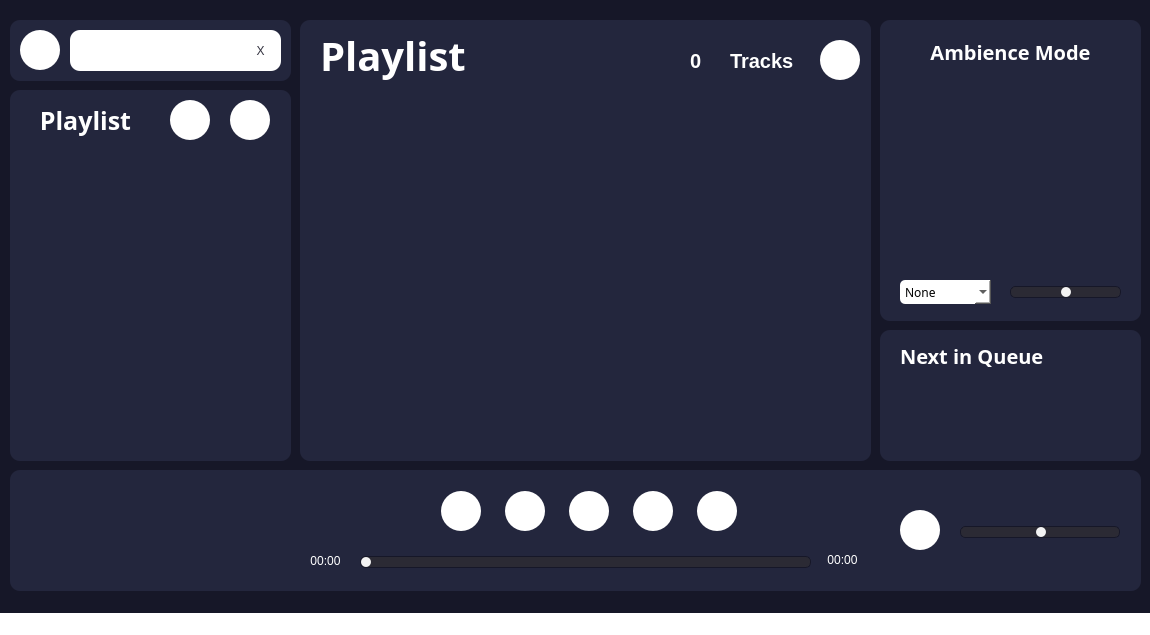
Before: the Qt Designer form forms/mainwindow.ui in whatdislol/Symmo, drawn with Qt 5.
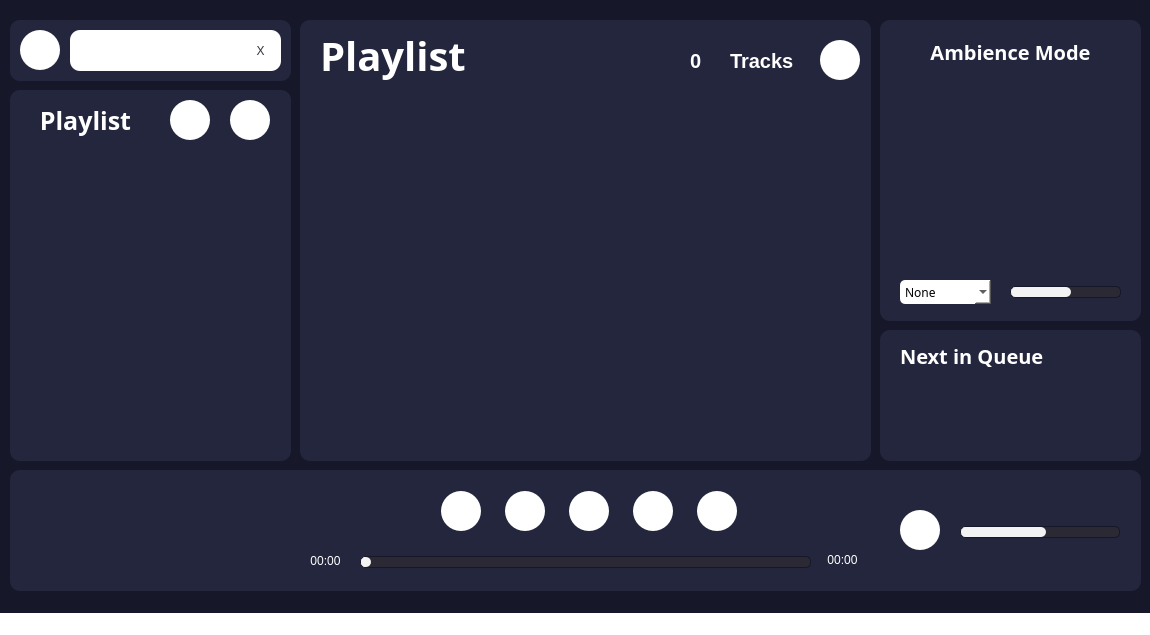
After: the same form once the commit is applied.

Commit message: Add trail color to slider

```diff
--- a/forms/mainwindow.ui
+++ b/forms/mainwindow.ui
@@ -258,7 +258,7 @@
      </property>
      <property name="styleSheet">
       <string notr="true">QSlider::groove:horizontal {
-    border: 1px solid #161728;
+	border: 1px solid #161728;
     background: transparent;
     background-color: #2B2A34;
     height: 10px;
@@ -267,10 +267,27 @@
 
 QSlider::handle:horizontal {
     background-color: #F3F3F3;
-    width: 10px; /* Adjust the width of the handle to be smaller */
-    height: 10px; /* Match the height of the groove */
-    border: none; /* Make the border transparent */
-    border-radius: 5px; /* Match the border radius of the groove */
+    width: 10px;
+    height: 10px;
+    border-radius: 5px;
+}
+
+QSlider::add-page:horizontal {
+	border: 1px solid #161728;
+    background: #2B2A34;
+    border-top-right-radius: 5px;
+	border-bottom-right-radius: 5px;
+}
+
+QSlider::sub-page:horizontal {
+	border: 1px solid #161728;
+    background: #F3F3F3;
+    border-top-left-radius: 5px;
+	border-bottom-left-radius: 5px;
+}
+
+QSlider::handle:horizontal:hover {
+    background-color: #0080FF;
 }</string>
      </property>
      <property name="value">
@@ -291,7 +308,7 @@
      </property>
      <property name="styleSheet">
       <string notr="true">QSlider::groove:horizontal {
-    border: 1px solid #161728;
+	border: 1px solid #161728;
     background: transparent;
     background-color: #2B2A34;
     height: 10px;
@@ -302,8 +319,25 @@
     background-color: #F3F3F3;
     width: 10px;
     height: 10px;
-    border: none;
     border-radius: 5px;
+}
+
+QSlider::add-page:horizontal {
+	border: 1px solid #161728;
+    background: #2B2A34;
+    border-top-right-radius: 5px;
+	border-bottom-right-radius: 5px;
+}
+
+QSlider::sub-page:horizontal {
+	border: 1px solid #161728;
+    background: #F3F3F3;
+    border-top-left-radius: 5px;
+	border-bottom-left-radius: 5px;
+}
+
+QSlider::handle:horizontal:hover {
+    background-color: #0080FF;
 }</string>
      </property>
      <property name="orientation">
@@ -482,7 +516,7 @@
      </property>
      <property name="styleSheet">
       <string notr="true">QSlider::groove:horizontal {
-    border: 1px solid #161728;
+	border: 1px solid #161728;
     background: transparent;
     background-color: #2B2A34;
     height: 10px;
@@ -491,10 +525,27 @@
 
 QSlider::handle:horizontal {
     background-color: #F3F3F3;
-    width: 10px; /* Adjust the width of the handle to be smaller */
-    height: 10px; /* Match the height of the groove */
-    border: none; /* Make the border transparent */
-    border-radius: 5px; /* Match the border radius of the groove */
+    width: 10px;
+    height: 10px;
+    border-radius: 5px;
+}
+
+QSlider::add-page:horizontal {
+	border: 1px solid #161728;
+    background: #2B2A34;
+    border-top-right-radius: 5px;
+	border-bottom-right-radius: 5px;
+}
+
+QSlider::sub-page:horizontal {
+	border: 1px solid #161728;
+    background: #F3F3F3;
+    border-top-left-radius: 5px;
+	border-bottom-left-radius: 5px;
+}
+
+QSlider::handle:horizontal:hover {
+    background-color: #0080FF;
 }</string>
      </property>
      <property name="value">
```
